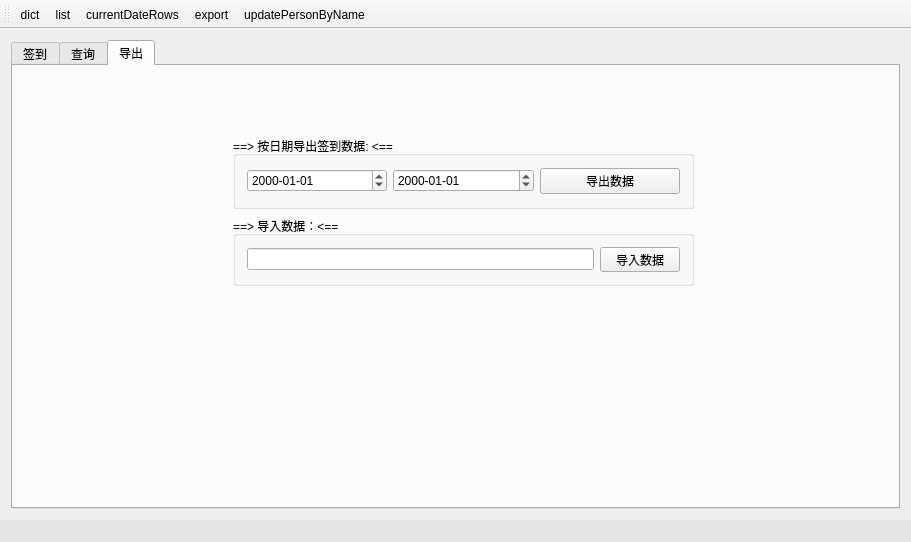
The window that mainwindow.ui (crouse/memory) describes before a commit, drawn with Qt 5.
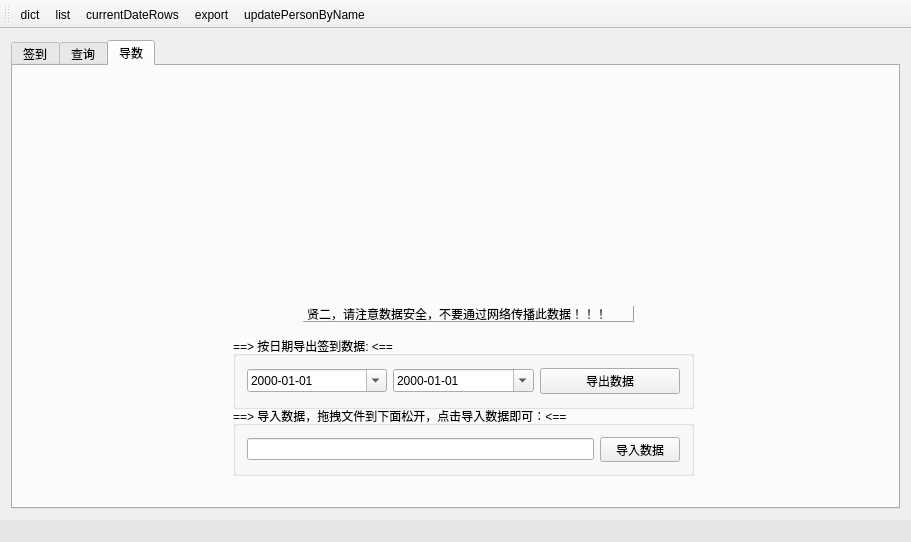
The same window after the commit. The open tabs and pages were chosen to show the change.

What changed in the file:
```diff
--- a/mainwindow.ui
+++ b/mainwindow.ui
@@ -349,13 +349,13 @@
       </widget>
       <widget class="QWidget" name="tabData">
        <attribute name="title">
-        <string>导出</string>
+        <string>导数</string>
        </attribute>
        <widget class="QGroupBox" name="groupBoxDataExport">
         <property name="geometry">
          <rect>
           <x>220</x>
-          <y>70</y>
+          <y>270</y>
           <width>461</width>
           <height>73</height>
          </rect>
@@ -369,6 +369,9 @@
            <property name="displayFormat">
             <string>yyyy-MM-dd</string>
            </property>
+           <property name="calendarPopup">
+            <bool>true</bool>
+           </property>
           </widget>
          </item>
          <item>
@@ -376,6 +379,9 @@
            <property name="displayFormat">
             <string>yyyy-MM-dd</string>
            </property>
+           <property name="calendarPopup">
+            <bool>true</bool>
+           </property>
           </widget>
          </item>
          <item>
@@ -391,17 +397,27 @@
         <property name="geometry">
          <rect>
           <x>220</x>
-          <y>150</y>
+          <y>340</y>
           <width>461</width>
           <height>70</height>
          </rect>
         </property>
         <property name="title">
-         <string>==&gt; 导入数据：&lt;==</string>
+         <string>==&gt; 导入数据，拖拽文件到下面松开，点击导入数据即可：&lt;==</string>
         </property>
         <layout class="QHBoxLayout" name="horizontalLayout_5">
          <item>
-          <widget class="QLineEdit" name="lineEditDataImport"/>
+          <widget class="QLineEdit" name="lineEditDataImport">
+           <property name="acceptDrops">
+            <bool>false</bool>
+           </property>
+           <property name="dragEnabled">
+            <bool>true</bool>
+           </property>
+           <property name="clearButtonEnabled">
+            <bool>true</bool>
+           </property>
+          </widget>
          </item>
          <item>
           <widget class="QPushButton" name="pushButtonDataImport">
@@ -412,6 +428,38 @@
          </item>
         </layout>
        </widget>
+       <widget class="QLabel" name="label">
+        <property name="geometry">
+         <rect>
+          <x>290</x>
+          <y>240</y>
+          <width>331</width>
+          <height>16</height>
+         </rect>
+        </property>
+        <property name="frameShape">
+         <enum>QFrame::Panel</enum>
+        </property>
+        <property name="frameShadow">
+         <enum>QFrame::Raised</enum>
+        </property>
+        <property name="text">
+         <string>贤二，请注意数据安全，不要通过网络传播此数据！！！</string>
+        </property>
+       </widget>
+       <widget class="QLabel" name="labelAlert">
+        <property name="geometry">
+         <rect>
+          <x>110</x>
+          <y>150</y>
+          <width>701</width>
+          <height>20</height>
+         </rect>
+        </property>
+        <property name="text">
+         <string/>
+        </property>
+       </widget>
       </widget>
      </widget>
     </item>
```
Left out of the diff: 2 changed lines with no effect on the pictures.
